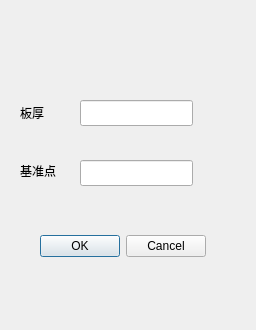
Old version of the form A66-app/yreferencepoint.ui in the repository Tetraelc/A66_PRO.
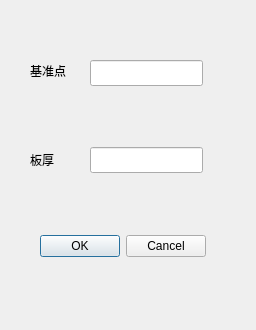
New version of the form.

The edit to the form file:
```diff
--- a/A66-app/yreferencepoint.ui
+++ b/A66-app/yreferencepoint.ui
@@ -13,19 +13,6 @@
   <property name="windowTitle">
    <string>Dialog</string>
   </property>
-  <widget class="QLineEdit" name="lineEdit_YReferencePoint">
-   <property name="geometry">
-    <rect>
-     <x>80</x>
-     <y>160</y>
-     <width>113</width>
-     <height>26</height>
-    </rect>
-   </property>
-   <property name="readOnly">
-    <bool>true</bool>
-   </property>
-  </widget>
   <widget class="QDialogButtonBox" name="buttonBox">
    <property name="geometry">
     <rect>
@@ -42,8 +29,8 @@
   <widget class="QLineEdit" name="lineEdit_BoardThick">
    <property name="geometry">
     <rect>
-     <x>80</x>
-     <y>100</y>
+     <x>90</x>
+     <y>147</y>
      <width>113</width>
      <height>26</height>
     </rect>
@@ -52,8 +39,8 @@
   <widget class="QLabel" name="label">
    <property name="geometry">
     <rect>
-     <x>20</x>
-     <y>103</y>
+     <x>30</x>
+     <y>150</y>
      <width>50</width>
      <height>20</height>
     </rect>
@@ -65,8 +52,8 @@
   <widget class="QLabel" name="label_2">
    <property name="geometry">
     <rect>
-     <x>20</x>
-     <y>163</y>
+     <x>30</x>
+     <y>63</y>
      <width>50</width>
      <height>16</height>
     </rect>
@@ -75,6 +62,19 @@
     <string>基准点</string>
    </property>
   </widget>
+  <widget class="QLineEdit" name="lineEdit_YReferencePoint">
+   <property name="geometry">
+    <rect>
+     <x>90</x>
+     <y>60</y>
+     <width>113</width>
+     <height>26</height>
+    </rect>
+   </property>
+   <property name="readOnly">
+    <bool>true</bool>
+   </property>
+  </widget>
  </widget>
  <resources/>
  <connections>
```
